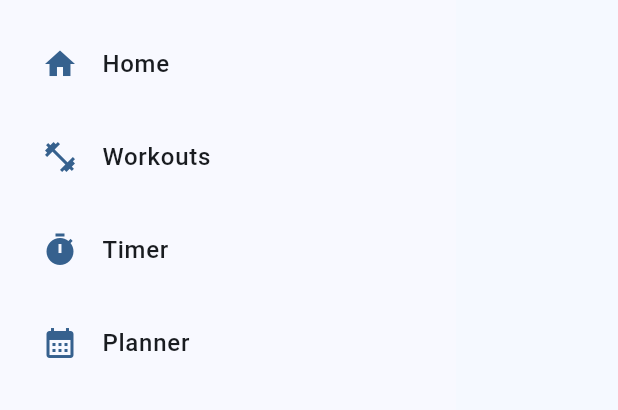
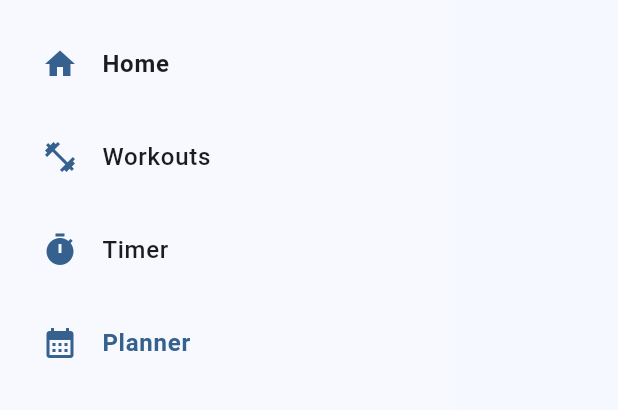
Before and after one commit to devspark-2501/Flutter-Fit-Flow-App, a Flutter app: the AppDrawer widget shown alone on an empty page, opened directly, on a phone screen of 412 x 824 dp, the part 251-661 px from its top. Run offline on Flutter 3.47's test engine with Material 3 defaults, Android fonts, the phone set to English and light mode, and no system bars; statements that could not run were skipped.

Commit message:
Corresponding page with updated UI

```diff
--- a/lib/widgets/app_drawer.dart
+++ b/lib/widgets/app_drawer.dart
@@ -1,4 +1,9 @@
+import 'package:fitflow/Screens/%20home/home_page.dart';
+import 'package:fitflow/screens/%20planner/planner_page.dart';
 import 'package:flutter/material.dart';
+
+// import 'package:fitflow/screens/home/home_page.dart';
+// import 'package:fitflow/screens/planner/planner_page.dart';
 
 class AppDrawer extends StatelessWidget {
   AppDrawer({super.key});
@@ -38,6 +43,22 @@ class AppDrawer extends StatelessWidget {
     },
   ];
 
+  void _navigateToScreen(BuildContext context, String title) {
+    Navigator.pop(context); // Close drawer first
+
+    if (title == "Planner") {
+      Navigator.pushReplacement(
+        context,
+        MaterialPageRoute(builder: (context) => const PlannerPage()),
+      );
+    } else if (title == "Home") {
+      Navigator.pushReplacement(
+        context,
+        MaterialPageRoute(builder: (context) => HomePage()),
+      );
+    }
+  }
+
   @override
   Widget build(BuildContext context) {
     final theme = Theme.of(context);
@@ -48,11 +69,10 @@ class AppDrawer extends StatelessWidget {
       child: SafeArea(
         child: Column(
           children: [
-
             // Header
             Container(
               width: double.infinity,
-              padding: EdgeInsets.all(24),
+              padding: const EdgeInsets.all(24),
               decoration: BoxDecoration(
                 gradient: LinearGradient(
                   begin: Alignment.topLeft,
@@ -75,16 +95,14 @@ class AppDrawer extends StatelessWidget {
                       color: Colors.white.withOpacity(0.15),
                       borderRadius: BorderRadius.circular(14),
                     ),
-                    child: Icon(
+                    child: const Icon(
                       Icons.fitness_center,
                       size: 32,
                       color: Colors.white,
                     ),
                   ),
-
-                  SizedBox(height: 14),
-
-                  Text(
+                  const SizedBox(height: 14),
+                  const Text(
                     "FITFLOW",
                     style: TextStyle(
                       fontSize: 24,
@@ -93,7 +111,6 @@ class AppDrawer extends StatelessWidget {
                       letterSpacing: 0.5,
                     ),
                   ),
-
                   Text(
                     "Your Fitness Journey",
                     style: TextStyle(
@@ -105,7 +122,7 @@ class AppDrawer extends StatelessWidget {
               ),
             ),
 
-            SizedBox(height: 8),
+            const SizedBox(height: 8),
 
             // Main menu
             Expanded(
@@ -114,25 +131,28 @@ class AppDrawer extends StatelessWidget {
                 children: [
                   ...menuItems.map(
                         (item) {
+                      final String title = item["title"];
                       return Padding(
                         padding: const EdgeInsets.symmetric(vertical: 3),
                         child: ListTile(
                           shape: RoundedRectangleBorder(
                             borderRadius: BorderRadius.circular(14),
                           ),
+                          // Hover and splash animations
+                          hoverColor: primary.withOpacity(0.08),
+                          focusColor: primary.withOpacity(0.12),
+                          splashColor: primary.withOpacity(0.15),
                           leading: Icon(item["icon"], color: primary),
                           title: Text(
-                            item["title"],
-                            style: const TextStyle(
-                              fontWeight: FontWeight.w500,
+                            title,
+                            style: TextStyle(
+                              fontWeight: title == "Planner" || title == "Home"
+                                  ? FontWeight.bold
+                                  : FontWeight.w500,
+                              color: title == "Planner" ? primary : null,
                             ),
                           ),
-
-                          onTap: () {
-                            Navigator.pop(context);
-
-                            // We will add page navigation here later.
-                          },
+                          onTap: () => _navigateToScreen(context, title),
                         ),
                       );
                     },
@@ -141,7 +161,7 @@ class AppDrawer extends StatelessWidget {
               ),
             ),
 
-            Divider(indent: 16, endIndent: 16),
+            const Divider(indent: 16, endIndent: 16),
 
             // Bottom options
             Padding(
@@ -152,19 +172,20 @@ class AppDrawer extends StatelessWidget {
                     shape: RoundedRectangleBorder(
                       borderRadius: BorderRadius.circular(14),
                     ),
+                    hoverColor: primary.withOpacity(0.08),
                     leading: Icon(Icons.person, color: primary),
-                    title: Text("Profile"),
+                    title: const Text("Profile"),
                     onTap: () {
                       Navigator.pop(context);
                     },
                   ),
-
                   ListTile(
                     shape: RoundedRectangleBorder(
                       borderRadius: BorderRadius.circular(14),
                     ),
+                    hoverColor: primary.withOpacity(0.08),
                     leading: Icon(Icons.settings, color: primary),
-                    title: Text("Settings"),
+                    title: const Text("Settings"),
                     onTap: () {
                       Navigator.pop(context);
                     },
@@ -173,7 +194,7 @@ class AppDrawer extends StatelessWidget {
               ),
             ),
 
-            SizedBox(height: 10),
+            const SizedBox(height: 10),
           ],
         ),
       ),
```
